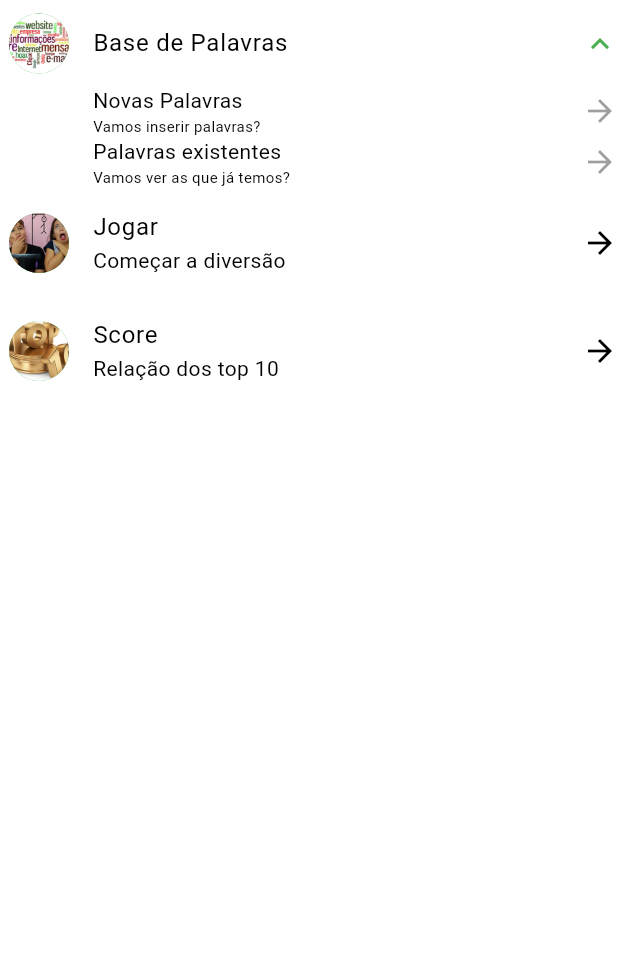
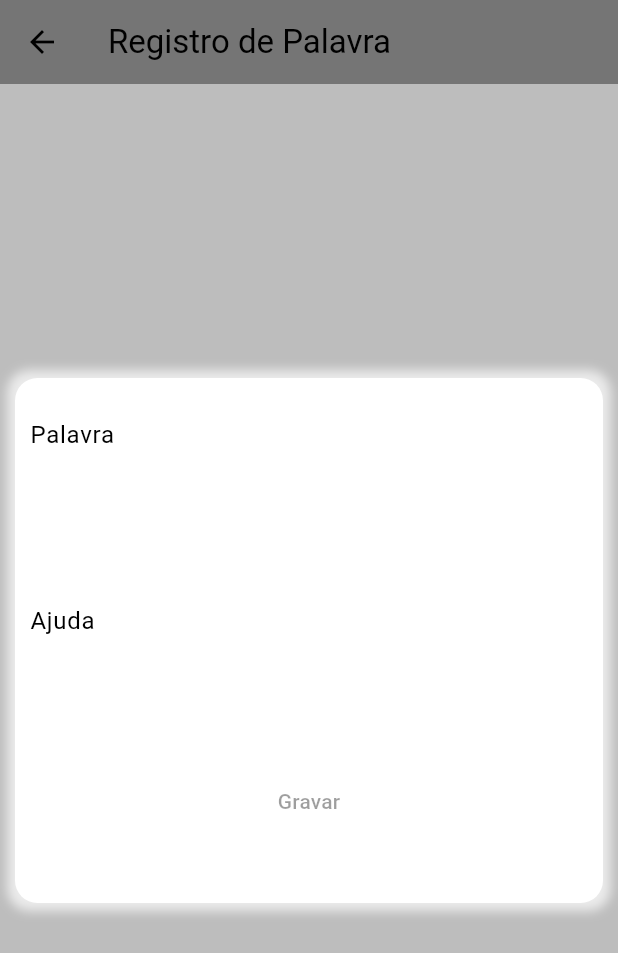
Before and after one commit to thgoas/Jogo_forca, a Flutter app: the DrawerBodyContentApp widget shown alone on an empty page, opened directly, after a tap on "Base de Palavras", after a tap on the "arrow forward" icon, on a phone screen of 412 x 824 dp. Shown: the top 953 px of the screen. Run offline on Flutter 3.47's test engine with Material 3 defaults, Android fonts, the phone set to English and light mode, and no system bars; our stand-ins replace equatable, flutter_bloc, shared_preferences; accounts and stored records are empty.

Commit message:
feat: add form create palavra

```diff
--- /dev/null
+++ b/lib/app_constants/router_constatnts.dart
@@ -0,0 +1 @@
+const String kPalavrasCRUDRoute = '/palavrasCRUD';
--- /dev/null
+++ b/lib/app_helpers/app_router.dart
@@ -0,0 +1,18 @@
+import 'package:flutter/material.dart';
+import 'package:forca/app_constants/router_constatnts.dart';
+import 'package:forca/routes/palavras/crud/palavras_crud_routes.dart';
+
+class AppRouter {
+  static Route<dynamic> generateRoute(RouteSettings settings) {
+    switch (settings.name){
+      case kPalavrasCRUDRoute:
+        return MaterialPageRoute(builder: (_) => const PalavrasCrudRoute());
+      default:
+        return MaterialPageRoute(builder: (_) => Scaffold(
+          body: Center(
+            child: Text('No route defined for ${settings.name}'),
+          ),
+        ));
+    }
+  }
+}
--- a/lib/drawer/widgets/drawer_controller_widget.dart
+++ b/lib/drawer/widgets/drawer_controller_widget.dart
@@ -17,8 +17,10 @@ class DrawerControllerWidget extends StatelessWidget {
 
   bool _isDrawerOpened = false;
 
+
+
   void _drawerCallback(bool status) {
-    if(_isDrawerOpened && status) {
+    if(_isDrawerOpened ) {
       status = false;
       _closeDrawer();
     }
--- a/lib/drawer/widgets/drawerbodycontent_app.dart
+++ b/lib/drawer/widgets/drawerbodycontent_app.dart
@@ -1,5 +1,6 @@
 import 'package:flutter/cupertino.dart';
 import 'package:flutter/material.dart';
+import 'package:forca/app_constants/router_constatnts.dart';
 import 'package:forca/widgets/listtile_app_widget.dart';
 
 class DrawerBodyContentApp extends StatelessWidget {
@@ -10,14 +11,14 @@ class DrawerBodyContentApp extends StatelessWidget {
 
     return ListView(
       children:   [
-        const ListTileTheme(
-          contentPadding: EdgeInsets.only(left: 6.0),
+         ListTileTheme(
+          contentPadding: const EdgeInsets.only(left: 6.0),
           child: ExpansionTile(
-            leading: CircleAvatar(
+            leading:const CircleAvatar(
               backgroundImage: AssetImage('assets/images/drawer/base_de_palavras.png'),
 
             ),
-            title: Text(
+            title: const Text(
               'Base de Palavras',
               style: TextStyle(
                 color: Colors.black,
@@ -31,6 +32,10 @@ class DrawerBodyContentApp extends StatelessWidget {
 
                 titleText: 'Novas Palavras',
                 subtitleText: 'Vamos inserir palavras?',
+                onTap: () {
+                  Navigator.of(context).pop();
+                  Navigator.of(context).pushNamed(kPalavrasCRUDRoute);
+                }
 
               ),
               ListTileAppWidget(
@@ -38,7 +43,7 @@ class DrawerBodyContentApp extends StatelessWidget {
 
                 titleText: 'Palavras existentes',
                 subtitleText: 'Vamos ver as que já temos?',
-
+                onTap: () {},
               ),
 
             ],
@@ -46,7 +51,7 @@ class DrawerBodyContentApp extends StatelessWidget {
         ),
         _createListTile(
           contentPadding: const EdgeInsets.only(left: 6.0),
-          avatarImage:  AssetImage('assets/images/drawer/jogar.png'),
+          avatarImage: const  AssetImage('assets/images/drawer/jogar.png'),
 
 
           titleText: 'Jogar',
@@ -55,7 +60,7 @@ class DrawerBodyContentApp extends StatelessWidget {
         ),
         _createListTile(
           contentPadding: const EdgeInsets.only(left: 6.0),
-          avatarImage:  AssetImage('assets/images/drawer/top10.png'),
+          avatarImage: const  AssetImage('assets/images/drawer/top10.png'),
 
 
           titleText: 'Score',
--- a/lib/main.dart
+++ b/lib/main.dart
@@ -1,11 +1,12 @@
 import 'package:flutter/material.dart';
 import 'package:flutter_bloc/flutter_bloc.dart';
+import 'package:forca/app_helpers/app_router.dart';
 import 'package:forca/drawer/drawer_bloc.dart';
+import 'package:forca/routes/palavras/crud/bloc/palavra_crud_bloc.dart';
 import 'package:forca/routes/splash_screen_route.dart';
 
 void main() {
   runApp(const ForcaApp());
-
 }
 
 class ForcaApp extends StatelessWidget {
@@ -13,18 +14,22 @@ class ForcaApp extends StatelessWidget {
 
   @override
   Widget build(BuildContext context) {
-    return BlocProvider(
+    return MultiBlocProvider(
+        providers: [
+          BlocProvider(
             create: (_) => DrawerBloc(),
+          ),
+          BlocProvider(create: (_) => PalavraBloc())
+        ],
         child: MaterialApp(
+          onGenerateRoute: AppRouter.generateRoute,
           debugShowCheckedModeBanner: false,
           title: 'Forca',
           theme: ThemeData(
-        colorScheme: ColorScheme.fromSwatch(primarySwatch: Colors.green).copyWith(background: Colors.green)
-      ),
+              colorScheme: ColorScheme.fromSwatch(primarySwatch: Colors.green)
+                  .copyWith(background: Colors.green)),
           home: const ForcaHomePage(),
-      )
-    );
-
+        ));
   }
 }
 
--- /dev/null
+++ b/lib/model/palavra_model.dart
@@ -0,0 +1,34 @@
+import  'package:equatable/equatable.dart';
+class PalavraModel extends Equatable {
+  final String palavraID;
+  final String palavra;
+  final String ajuda;
+
+  const PalavraModel({
+    required this.palavraID,
+    required this.palavra,
+    required this.ajuda
+});
+
+  static PalavraModel empty () {
+    return const PalavraModel(palavraID: '', palavra: '', ajuda: '');
+  }
+
+  PalavraModel copyWith({
+    String? palavraID,
+    String? palavra,
+    String? ajuda,
+}) {
+    return PalavraModel(
+        palavraID: palavraID ?? this.palavraID,
+        palavra: palavra ?? this.palavra,
+        ajuda: ajuda ?? this.ajuda);
+  }
+
+  bool get isValid => palavra.isNotEmpty && ajuda.isNotEmpty;
+
+
+  @override
+  List<Object> get props => [palavraID];
+
+}
--- /dev/null
+++ b/lib/routes/palavras/crud/bloc/palarva_crud_state.dart
@@ -0,0 +1,41 @@
+part of 'palavra_crud_bloc.dart';
+
+
+
+abstract class PalavraCRUDState extends Equatable {
+  const  PalavraCRUDState();
+
+  @override
+  List<Object> get props => [];
+}
+
+class PalavraModelInitialized extends PalavraCRUDState {}
+
+class PalavraChanged extends PalavraCRUDState {
+  final PalavraModel palavraModel;
+
+  const PalavraChanged({required this.palavraModel});
+
+  @override
+  List<Object> get props => [palavraModel.palavra];
+}
+
+class AjudaChanged extends PalavraCRUDState {
+  final PalavraModel palavraModel;
+
+  const AjudaChanged({required this.palavraModel});
+
+  @override
+  List<Object> get props => [palavraModel.ajuda];
+}
+
+class FormIsValidated extends PalavraCRUDState {
+  final bool isValidated;
+
+  const FormIsValidated({required this.isValidated});
+
+  @override
+  List<Object> get props => [isValidated];
+}
+
+class FormIsSubmitted extends PalavraCRUDState {}
--- /dev/null
+++ b/lib/routes/palavras/crud/bloc/palavra_crud_bloc.dart
@@ -0,0 +1,22 @@
+import 'package:flutter_bloc/flutter_bloc.dart';
+import 'package:equatable/equatable.dart';
+import 'package:forca/model/palavra_model.dart';
+part 'palavra_crud_event.dart';
+part 'palarva_crud_state.dart';
+
+class PalavraBloc extends Bloc<PalavraCRUDEvent, PalavraCRUDState> {
+  PalavraBloc() : super(PalavraModelInitialized()) {
+    on<ChangePalavra>((event, emit) => {
+      emit(PalavraChanged(palavraModel: event.palavraModel))
+    });
+    on<ChangeAjuda>((event, emit) => {
+      emit(AjudaChanged(palavraModel: event.palavraModel))
+    });
+    on<ValidateForm>((event, emit) => {
+      emit(FormIsValidated(isValidated: event.palavraModel.isValid))
+    });
+    on<SubmitForm>((event, emit) => {
+      emit(FormIsSubmitted())
+    });
+  }
+}
--- /dev/null
+++ b/lib/routes/palavras/crud/bloc/palavra_crud_event.dart
@@ -0,0 +1,44 @@
+part of 'palavra_crud_bloc.dart';
+
+
+
+abstract class PalavraCRUDEvent extends Equatable {
+  const  PalavraCRUDEvent();
+
+  @override
+  List<Object> get props => [];
+
+}
+
+class ChangePalavra extends PalavraCRUDEvent {
+  final PalavraModel palavraModel;
+
+  const ChangePalavra({required this.palavraModel});
+
+  @override
+  List<Object> get props => [palavraModel.palavra];
+}
+
+class ChangeAjuda extends PalavraCRUDEvent {
+  final PalavraModel palavraModel;
+
+  const ChangeAjuda({required this.palavraModel});
+
+  @override
+  List<Object> get props => [palavraModel.ajuda];
+}
+
+class ValidateForm extends PalavraCRUDEvent {
+  final PalavraModel palavraModel;
+
+  const ValidateForm({required this.palavraModel});
+
+  @override
+  List<Object> get props => [
+    palavraModel.palavraID,
+    palavraModel.palavra,
+    palavraModel.ajuda,
+  ];
+}
+
+class SubmitForm extends PalavraCRUDEvent {}
--- /dev/null
+++ b/lib/routes/palavras/crud/palavras_crud_routes.dart
@@ -0,0 +1,155 @@
+import 'package:flutter/material.dart';
+import 'package:flutter_bloc/flutter_bloc.dart';
+import 'package:forca/model/palavra_model.dart';
+import 'package:forca/routes/palavras/crud/bloc/palavra_crud_bloc.dart';
+import 'package:forca/widgets/container_iluminado_widget.dart';
+import 'package:forca/widgets/dialogs/success_dialog_widget.dart';
+import 'package:forca/widgets/textformfield_forca.dart';
+
+class PalavrasCrudRoute extends StatefulWidget {
+  const PalavrasCrudRoute({super.key});
+
+  @override
+  State<PalavrasCrudRoute> createState() => _PalavrasCrudRouteState();
+}
+
+class _PalavrasCrudRouteState extends State<PalavrasCrudRoute> {
+  final TextEditingController _palavraController = TextEditingController();
+  final TextEditingController _ajudaController = TextEditingController();
+  final FocusNode _palavraFocus = FocusNode();
+  final FocusNode _ajudaFocus = FocusNode();
+  PalavraModel _palavraModel = PalavraModel.empty();
+  late BuildContext _buildContext;
+
+  @override
+  void initState() {
+    super.initState();
+    _palavraController.addListener(_onPalavraChanged);
+    _ajudaController.addListener(_onAjudaChanged);
+  }
+
+  @override
+  void Dispose() {
+    _palavraController.dispose();
+    _ajudaController.dispose();
+    super.dispose();
+  }
+
+  void _onPalavraChanged() {
+    context.read<PalavraBloc>().add(
+          ChangePalavra(
+              palavraModel:
+                  _palavraModel.copyWith(palavra: _palavraController.text)),
+        );
+  }
+  void _onAjudaChanged() {
+    context.read<PalavraBloc>().add(
+      ChangeAjuda(
+          palavraModel:
+          _palavraModel.copyWith(ajuda: _ajudaController.text)),
+    );
+  }
+
+  void _onSubmitPressed() {
+    context.read<PalavraBloc>().add(SubmitForm());
+  }
+
+  Widget _form() {
+    return Form(
+      autovalidateMode: AutovalidateMode.onUserInteraction,
+      child: Column(
+        crossAxisAlignment: CrossAxisAlignment.stretch,
+        children: [
+          TextFormFieldForca(
+              focusNode: _palavraFocus,
+              controller: _palavraController,
+              labelText: 'Palavra',
+              textInputAction: TextInputAction.next,
+              onFieldSubmitted: (_) {
+                FocusScope.of(_buildContext).requestFocus(_ajudaFocus);
+              },
+              validator: (_) {
+                return _palavraModel.palavra.isNotEmpty
+                    ? null
+                    : 'Informe a palavra';
+              }),
+          const SizedBox(
+            height: 20,
+          ),
+          TextFormFieldForca(
+            maxLines: 5,
+            focusNode: _ajudaFocus,
+            controller: _ajudaController,
+            labelText: 'Ajuda',
+            validator: (_) {
+              return _palavraModel.ajuda.isNotEmpty
+                  ? null
+                  : 'Informe a ajuda';
+            },
+            textInputAction: TextInputAction.done,
+            onFieldSubmitted: (value) {},
+          ),
+          const SizedBox(height: 20,),
+          TextButton(onPressed: _palavraModel.isValid ? _onSubmitPressed : null, child: const Text('Gravar'))
+        ],
+      ),
+    );
+  }
+
+  Widget _mainColumn() {
+    return Column(
+      children: [
+        Padding(
+          padding: const EdgeInsets.symmetric(horizontal: 10.0, vertical: 10),
+          child: ContainerIluminadoWidget(
+            backgroundColor: Colors.white,
+            shadowColor: Colors.white70,
+            height: 350,
+            child: Padding(
+              padding: const EdgeInsets.only(left: 10, top: 10, right: 10),
+              child: BlocBuilder<PalavraBloc, PalavraCRUDState>(
+                builder: (context, formState) {
+                  if (formState is PalavraChanged) {
+                    _palavraModel = _palavraModel.copyWith(
+                        palavra: formState.palavraModel.palavra);
+                  } else if (formState is AjudaChanged) {
+                    _palavraModel = _palavraModel.copyWith(ajuda: formState.palavraModel.ajuda);
+                  } else if (FormState is FormIsSubmitted){
+                    return SuccessDialogWidget(
+                      onDismissed: () {
+                        _palavraController.clear();
+                        _ajudaController.clear();
+                      },
+                    );
+                  }
+                  return _form();
+                },
+              ),
+            ),
+          ),
+        ),
+        const SizedBox(
+          height: 10,
+        )
+      ],
+    );
+  }
+
+  @override
+  Widget build(BuildContext context) {
+    return Scaffold(
+      backgroundColor: Colors.grey[400],
+      appBar: AppBar(
+        backgroundColor: Colors.grey[600],
+        title: const Text('Registro de Palavra'),
+      ),
+      body: SafeArea(
+        child: Center(
+          child: SingleChildScrollView(
+            child: _mainColumn(),
+          ),
+        ),
+      ),
+    );
+  }
+}
--- /dev/null
+++ b/lib/widgets/container_iluminado_widget.dart
@@ -0,0 +1,42 @@
+import 'package:flutter/material.dart';
+import 'package:forca/widgets/textformfield_forca.dart';
+
+class ContainerIluminadoWidget extends StatelessWidget {
+  final double height;
+  final Color backgroundColor;
+  final Color shadowColor;
+  final Widget child;
+
+  const ContainerIluminadoWidget({
+    super.key,
+    this.height = 125,
+    this.backgroundColor = Colors.white,
+    this.shadowColor = Colors.grey,
+    required this.child
+  });
+
+  @override
+  Widget build(BuildContext context) {
+    return Container(
+      margin: const EdgeInsets.only(bottom: 16.0),
+      child: Container(
+        height: height,
+        decoration: BoxDecoration(
+          color: backgroundColor,
+          borderRadius: const BorderRadius.all(Radius.circular(15)),
+          boxShadow: [
+            BoxShadow(
+              blurRadius: 5,
+              color: shadowColor,
+              spreadRadius: 5,
+              offset: const Offset(0.1, 0.1),
+            )
+          ]
+        ),
+        child: child,
+      ),
+    );
+  }
+
+
+}
--- /dev/null
+++ b/lib/widgets/dialogs/success_dialog_widget.dart
@@ -0,0 +1,44 @@
+import 'package:flutter/material.dart';
+
+class SuccessDialogWidget extends StatelessWidget {
+  final VoidCallback onDismissed;
+
+  const SuccessDialogWidget({
+    super.key,
+    required this.onDismissed
+  });
+
+  @override
+  Widget build(BuildContext context) {
+    return  Padding(
+      padding: const EdgeInsets.all(20),
+      child: Column(
+        mainAxisAlignment:  MainAxisAlignment.center,
+        children: [
+          const Row(
+            mainAxisSize: MainAxisSize.max,
+            mainAxisAlignment: MainAxisAlignment.center,
+            children: [
+              Icon(Icons.info),
+              Flexible(
+                child: Padding(
+                  padding: EdgeInsets.all(10),
+                  child: Text(
+                    'Dados Informados com sucesso!',
+                    softWrap: true,
+                  ),
+                ),
+              )
+            ],
+          ),
+          TextButton(
+
+              onPressed: onDismissed,
+
+              child: const Text('Ok'),
+          ),
+        ],
+      ),
+    );
+  }
+}
--- a/lib/widgets/listtile_app_widget.dart
+++ b/lib/widgets/listtile_app_widget.dart
@@ -5,12 +5,14 @@ class ListTileAppWidget extends StatelessWidget {
   final ImageProvider? avatarImage;
   final String titleText;
   final String subtitleText;
+  final Function()? onTap;
 
   const ListTileAppWidget({super.key,
   this.contentPadding = const EdgeInsets.only(left: 54.0, top: 0.0, bottom: 8.0),
     this.avatarImage,
     required this.titleText,
     required this.subtitleText,
+    required this.onTap,
   });
 
   @override
@@ -48,11 +50,11 @@ class ListTileAppWidget extends StatelessWidget {
             ),
           ),
           GestureDetector(
+            onTap: onTap,
             child: const Icon(
               Icons.arrow_forward,
               color: Colors.black38,
             ),
-            onTap: () {},
           )
         ],
       ),
--- /dev/null
+++ b/lib/widgets/textformfield_forca.dart
@@ -0,0 +1,38 @@
+import 'package:flutter/material.dart';
+
+class TextFormFieldForca extends StatelessWidget {
+  final int maxLines;
+  final FocusNode focusNode;
+  final TextEditingController controller;
+  final String labelText;
+  final TextInputAction textInputAction;
+  final Function(String) onFieldSubmitted;
+  final Function(String?) validator;
+
+  const TextFormFieldForca({
+    super.key,
+    this.maxLines = 1,
+    required this.focusNode,
+    required this.controller,
+    required this.labelText,
+    required this.textInputAction,
+    required this.onFieldSubmitted,
+    required this.validator,
+  });
+
+  @override
+  Widget build(BuildContext context) {
+    return TextFormField(
+      autocorrect: true,
+      maxLines: maxLines,
+      focusNode: focusNode,
+      controller: controller,
+      decoration: InputDecoration(
+        labelText: labelText
+      ),
+      textInputAction: textInputAction,
+      onFieldSubmitted:  onFieldSubmitted,
+      validator: (value) => validator(value),
+    );
+  }
+}
```
Lines whose indentation alone changed are shown as unchanged.
